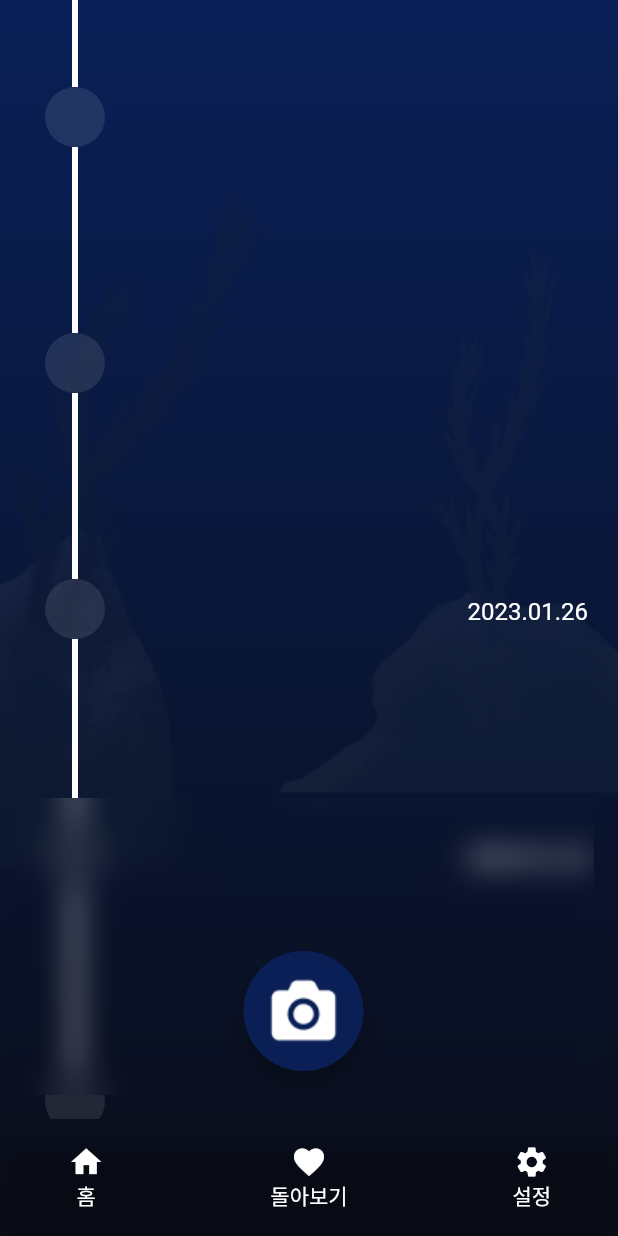
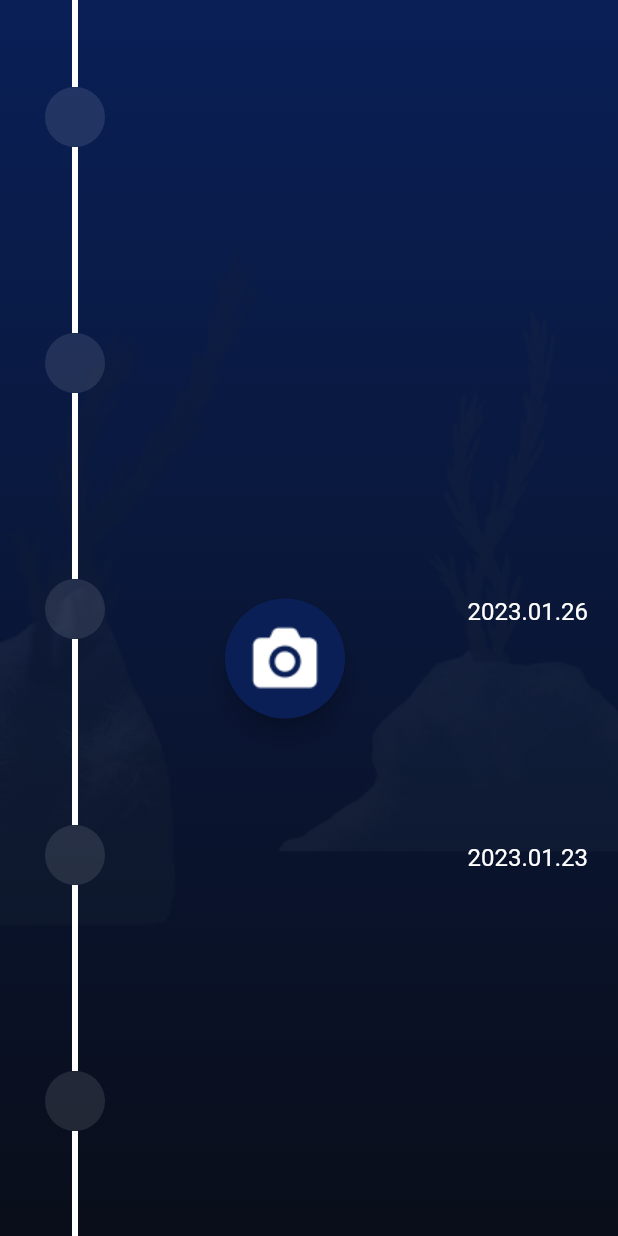
Before and after one commit to NORITHON/MOA, a Flutter app: the screen it shows after launch, scrolled down 1152 dp, on a phone screen of 412 x 824 dp. Run offline on Flutter 3.47's test engine with Material 2 defaults, Android fonts, the phone set to English and light mode, and no system bars; drawn by our look-alikes of timeline_tile; our stand-ins replace camera, flutter_highlight, flutter_svg, google_fonts, image_picker, page_transition; missing offline and left inert: google_mlkit_commons, google_mlkit_face_detection; network calls fail; Roboto replaces fonts that are missing (PretendardVariable); project files that could hold a hidden picture were left out.

Commit message:
mutiple floating error solved

```diff
--- a/lib/src/showcase_timeline_tile.dart
+++ b/lib/src/showcase_timeline_tile.dart
@@ -94,24 +94,24 @@
               ),
             ],
           ),
-          floatingActionButton: ClipRRect(
-            child: BackdropFilter(
-              filter: ImageFilter.blur(sigmaX: 10, sigmaY: 10),
-              child: Container(
-                width: MediaQuery.of(context).size.width * 0.94,
-                //width: 410,
-                height: 198,
-                child: Stack(
-                  //will break to another line on overflow
-                  //use vertical to show  on vertical axis
-                  children: <Widget>[
-                    Align(
-                      alignment: Alignment.topLeft,
-                      child: Padding(
-                        padding: const EdgeInsets.fromLTRB(41, 43, 0, 0),
-                        child: SizedBox(
-                          height: 62,
-                          width: 62,
+          // floatingActionButton: ClipRRect(
+          //   child: BackdropFilter(
+          //     filter: ImageFilter.blur(sigmaX: 10, sigmaY: 10),
+          // child: Container(
+          //   width: MediaQuery.of(context).size.width * 0.94,
+          //   //width: 410,
+          //   height: 198,
+          //   child: Stack(
+          //     //will break to another line on overflow
+          //     //use vertical to show  on vertical axis
+          //     children: <Widget>[
+          // Align(
+          //   alignment: Alignment.topLeft,
+          //   child: Padding(
+          //     padding: const EdgeInsets.fromLTRB(41, 43, 0, 0),
+          //     child: SizedBox(
+          //       height: 62,
+          //       width: 62,
           // child: FloatingActionButton(
           //   onPressed: () {
           //     //action code for button 3
@@ -120,10 +120,10 @@
           //   child: Image(
           //       image: AssetImage('assets/images/baby.png')),
           // ),
-                        ),
-                      ),
-                    ),
-                    Align(
+          //),
+          // ),
+          //),
+          floatingActionButton: Align(
             alignment: Alignment.center,
             child: Padding(
               padding: const EdgeInsets.fromLTRB(0, 86, 0, 0),
@@ -148,18 +148,17 @@
                     },
                     backgroundColor: Color(0xff091F56),
                     child: Image(
-                                  image: AssetImage(
-                                      'assets/icons/icon-camera-mono.png')),
+                        image: AssetImage('assets/icons/icon-camera-mono.png')),
                   )),
             ),
           ), // button second
-                    Align(
-                      alignment: Alignment.topRight,
-                      child: Padding(
-                        padding: const EdgeInsets.fromLTRB(0, 43, 41, 0),
-                        child: SizedBox(
-                          height: 62,
-                          width: 62,
+          // Align(
+          //   alignment: Alignment.topRight,
+          //   child: Padding(
+          //     padding: const EdgeInsets.fromLTRB(0, 43, 41, 0),
+          //     child: SizedBox(
+          //       height: 62,
+          //       width: 62,
           // child: FloatingActionButton(
           //   onPressed: () {
           //     //action code for button 3
@@ -170,15 +169,12 @@
           // ),
         ),
       ),
-                    ), // button third
+    ); // button third
 
-                    // Add more buttons here
-                  ],
-                ),
-              ),
-            ),
-          ),
-          bottomNavigationBar: BottomAppBar(
+    //   ),
+    // ),
+    bottomNavigationBar:
+    BottomAppBar(
       color: const Color(0x2A2A2A),
       child: SizedBox(
         height: 78,
@@ -242,10 +238,10 @@
           ),
         ),
       ),
-          ),
-        ),
-      ),
     );
+    //     ),
+    //   ),
+    // );
   }
 
   Future _showModalBottomSheet() async {
```
Lines whose indentation alone changed are shown as unchanged.
